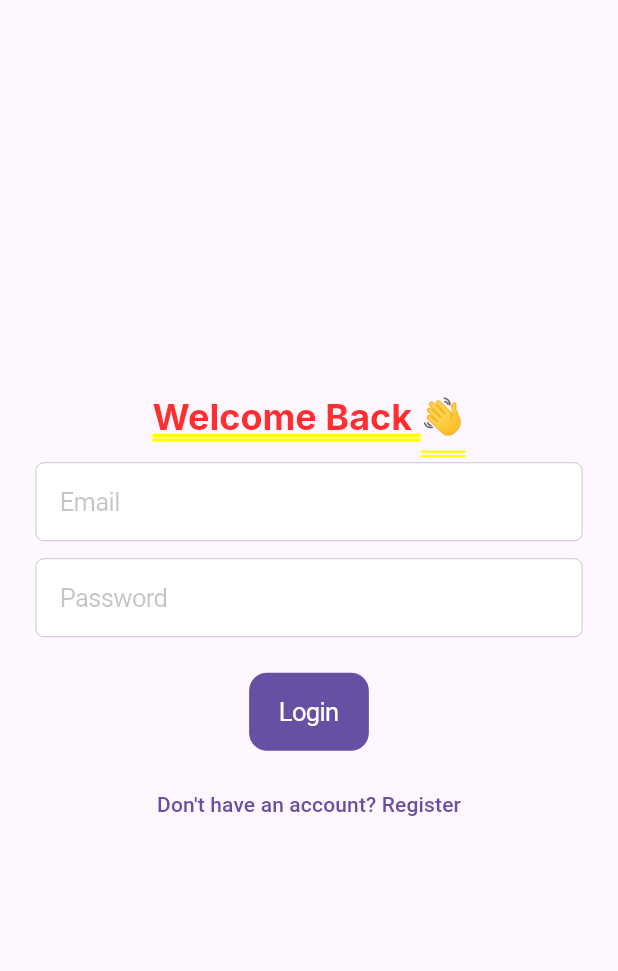
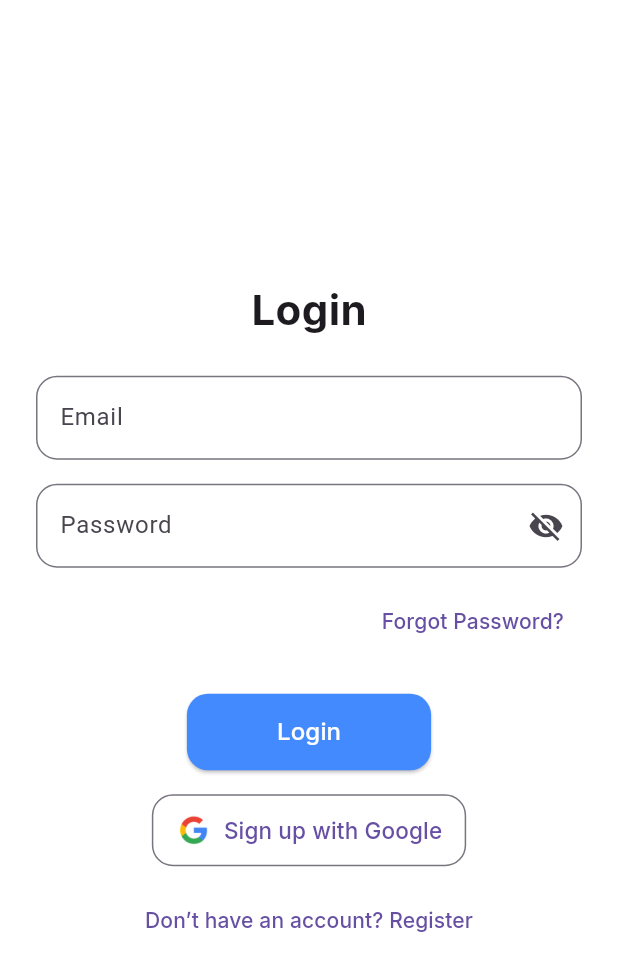
Before and after one commit to andikamoza/uas-fittrack, a Flutter app: the LoginScreen screen opened directly, on a phone screen of 412 x 824 dp. Shown: the top 971 px of the screen. Run offline on Flutter 3.47's test engine with Material 3 defaults, Android fonts, the phone set to English and light mode, and no system bars; our stand-ins replace firebase_auth, firebase_core, google_fonts, lottie, shared_preferences; accounts and stored records are empty.

Commit message:
feat(auth): implement login UI with Firebase Auth, validation, and animations.

```diff
--- a/lib/main.dart
+++ b/lib/main.dart
@@ -7,9 +7,14 @@ import 'utils/app_theme.dart';
 import 'utils/theme_provider.dart';
 import 'services/preference_service.dart';
 
+// Screens
 import 'screens/onboarding/onboarding_screen.dart';
 import 'screens/auth/login_screen.dart';
-import 'widgets/custom_bottom_nav.dart'; // <- diperbaiki, dari widgets
+import 'screens/auth/register_screen.dart';
+import 'screens/auth/forgot_password_screen.dart';
+
+// Widget Bottom Navigation (anggap ini berisi MainScreen)
+import 'widgets/custom_bottom_nav.dart';
 
 void main() async {
   WidgetsFlutterBinding.ensureInitialized();
@@ -35,6 +40,12 @@ class FitTrackApp extends StatelessWidget {
           theme: AppTheme.lightTheme,
           darkTheme: AppTheme.darkTheme,
           home: const RootPage(),
+          routes: {
+            '/login': (context) => const LoginScreen(),
+            '/register': (context) => const RegisterScreen(),
+            '/forgot-password': (context) => const ForgotPasswordScreen(),
+            '/main': (context) => const CustomBottomNav(),
+          },
         );
       },
     );
@@ -60,7 +71,7 @@ class _RootPageState extends State<RootPage> {
     } else if (!isLoggedIn) {
       return const LoginScreen();
     } else {
-      return const CustomBottomNav(); // ← ganti ke bottom nav yang benar
+      return const CustomBottomNav();
     }
   }
 
--- a/lib/screens/auth/login_screen.dart
+++ b/lib/screens/auth/login_screen.dart
@@ -1,10 +1,8 @@
-import 'package:flutter/cupertino.dart';
 import 'package:flutter/material.dart';
+import 'package:firebase_auth/firebase_auth.dart';
 import 'package:google_fonts/google_fonts.dart';
-import 'package:firebase_auth/firebase_auth.dart';
-import 'package:fittrack/screens/auth/register_screen.dart';
-import 'package:fittrack/screens/main/main_screen.dart';
-import 'package:fittrack/widgets/custom_bottom_nav.dart';
+import '../../components/google_sign_in_button.dart';
+import 'forgot_password_screen.dart';
 
 class LoginScreen extends StatefulWidget {
   const LoginScreen({super.key});
@@ -14,83 +12,166 @@ class LoginScreen extends StatefulWidget {
 }
 
 class _LoginScreenState extends State<LoginScreen> {
-  final emailController = TextEditingController();
-  final passwordController = TextEditingController();
-  bool _isLoading = false;
   final _formKey = GlobalKey<FormState>();
+  final TextEditingController _email = TextEditingController();
+  final TextEditingController _password = TextEditingController();
+  bool _obscurePassword = true;
+  bool _loading = false;
 
   Future<void> _login() async {
     if (_formKey.currentState!.validate()) {
-      setState(() => _isLoading = true);
+      setState(() => _loading = true);
       try {
         await FirebaseAuth.instance.signInWithEmailAndPassword(
-          email: emailController.text.trim(),
-          password: passwordController.text.trim(),
+          email: _email.text.trim(),
+          password: _password.text.trim(),
         );
-        Navigator.pushReplacement(
-          context,
-          CupertinoPageRoute(builder: (_) => const MainScreen()),
-        );
+
+        // ✅ Navigasi ke MainScreen setelah login berhasil
+        Navigator.pushReplacementNamed(context, '/main');
       } on FirebaseAuthException catch (e) {
         ScaffoldMessenger.of(context).showSnackBar(
-          SnackBar(content: Text(e.message ?? 'Login failed')),
+          SnackBar(
+            content: Text(e.message ?? 'Login failed'),
+            backgroundColor: Colors.red,
+          ),
         );
       } finally {
-        setState(() => _isLoading = false);
+        setState(() => _loading = false);
       }
     }
   }
 
   @override
+  void dispose() {
+    _email.dispose();
+    _password.dispose();
+    super.dispose();
+  }
+
+  @override
   Widget build(BuildContext context) {
-    return CupertinoPageScaffold(
-      child: SafeArea(
-        child: Padding(
-          padding: const EdgeInsets.all(24.0),
-          child: Form(
-            key: _formKey,
+    return Scaffold(
+      backgroundColor: Colors.white,
+      body: SafeArea(
+        child: Center(
+          child: SingleChildScrollView(
+            padding: const EdgeInsets.all(24),
             child: Column(
+              mainAxisAlignment: MainAxisAlignment.center,
               children: [
-                const Spacer(),
                 Text(
-                  'Welcome Back 👋',
+                  'Login',
                   style: GoogleFonts.inter(
-                    fontSize: 24,
+                    fontSize: 28,
                     fontWeight: FontWeight.bold,
                   ),
                 ),
-                const SizedBox(height: 16),
-                CupertinoTextField(
-                  controller: emailController,
-                  placeholder: 'Email',
-                  keyboardType: TextInputType.emailAddress,
-                  padding: const EdgeInsets.all(16),
-                ),
-                const SizedBox(height: 12),
-                CupertinoTextField(
-                  controller: passwordController,
-                  placeholder: 'Password',
-                  obscureText: true,
-                  padding: const EdgeInsets.all(16),
+                const SizedBox(height: 24),
+                Form(
+                  key: _formKey,
+                  child: Column(
+                    children: [
+                      TextFormField(
+                        controller: _email,
+                        keyboardType: TextInputType.emailAddress,
+                        decoration: InputDecoration(
+                          labelText: 'Email',
+                          border: OutlineInputBorder(
+                            borderRadius: BorderRadius.circular(14),
+                          ),
+                        ),
+                        validator: (val) =>
+                        val == null || !val.contains('@')
+                            ? 'Enter a valid email'
+                            : null,
+                      ),
+                      const SizedBox(height: 16),
+                      TextFormField(
+                        controller: _password,
+                        obscureText: _obscurePassword,
+                        decoration: InputDecoration(
+                          labelText: 'Password',
+                          border: OutlineInputBorder(
+                            borderRadius: BorderRadius.circular(14),
+                          ),
+                          suffixIcon: IconButton(
+                            icon: Icon(
+                              _obscurePassword
+                                  ? Icons.visibility_off
+                                  : Icons.visibility,
+                            ),
+                            onPressed: () {
+                              setState(() {
+                                _obscurePassword = !_obscurePassword;
+                              });
+                            },
+                          ),
+                        ),
+                        validator: (val) =>
+                        val == null || val.length < 6
+                            ? 'Password too short'
+                            : null,
+                      ),
+                      const SizedBox(height: 12),
+                      Align(
+                        alignment: Alignment.centerRight,
+                        child: TextButton(
+                          onPressed: () {
+                            Navigator.push(
+                              context,
+                              MaterialPageRoute(
+                                  builder: (_) =>
+                                  const ForgotPasswordScreen()),
+                            );
+                          },
+                          child: Text(
+                            'Forgot Password?',
+                            style: GoogleFonts.inter(),
+                          ),
+                        ),
+                      ),
+                    ],
+                  ),
                 ),
                 const SizedBox(height: 24),
-                CupertinoButton.filled(
-                  onPressed: _isLoading ? null : _login,
-                  child: _isLoading
-                      ? const CupertinoActivityIndicator()
-                      : const Text('Login'),
+                _loading
+                    ? const CircularProgressIndicator()
+                    : ElevatedButton(
+                  style: ElevatedButton.styleFrom(
+                    backgroundColor: Colors.blueAccent,
+                    padding: const EdgeInsets.symmetric(
+                      vertical: 14,
+                      horizontal: 60, // 🔵 Tidak selebar layar
+                    ),
+                    shape: RoundedRectangleBorder(
+                      borderRadius: BorderRadius.circular(14),
+                    ),
+                  ),
+                  onPressed: _login,
+                  child: Text(
+                    'Login',
+                    style: GoogleFonts.inter(
+                      color: Colors.white,
+                      fontSize: 16,
+                    ),
+                  ),
                 ),
+                const SizedBox(height: 16),
+
+                // 🔵 Tombol Google Sign-In (optional / dummy)
+                const GoogleSignInButton(),
+
                 const SizedBox(height: 12),
                 TextButton(
                   onPressed: () {
-                    Navigator.push(
-                      context,
-                      CupertinoPageRoute(builder: (_) => const RegisterScreen()),
-                    );
+                    Navigator.pushNamed(context, '/register');
                   },
-                  child: const Text("Don't have an account? Register"),
+                  child: Text(
+                    'Don’t have an account? Register',
+                    style: GoogleFonts.inter(),
+                  ),
                 ),
-                const Spacer(),
               ],
             ),
           ),
--- a/lib/screens/onboarding/onboarding_screen.dart
+++ b/lib/screens/onboarding/onboarding_screen.dart
@@ -21,12 +21,12 @@ class _OnboardingScreenState extends State<OnboardingScreen> {
   final List<Map<String, String>> onboardingData = [
     {
       "title": "Track Your Health",
-      "desc": "Monitor your fitness, sleep, and more in one place.",
+      "desc": "Monitor your fitness in one place.",
       "asset": "assets/lottie/Chart.json",
     },
     {
       "title": "Daily Health Reminders",
-      "desc": "Get notified for meals, workouts, and check-ups.",
+      "desc": "Get notified for workouts.",
       "asset": "assets/lottie/Alarm.json",
     },
     {
```
Also changed, not shown: lib/screens/auth/forgot_password_screen.dart (added, +116 -0 lines), lib/screens/auth/register_screen.dart (+96 -21 lines).
